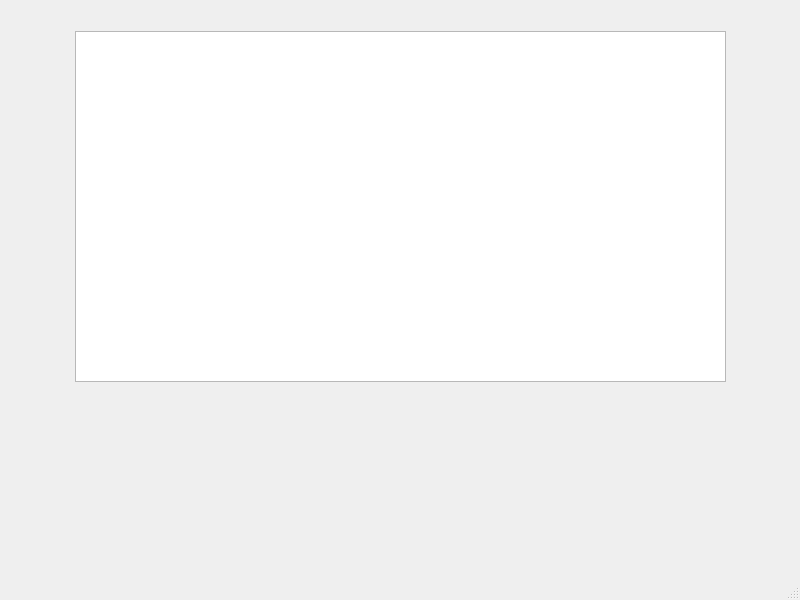
Above: mainwindow.ui from Ivan-Badenhorst/extendable-game-base before the change. Below: the same form after it.
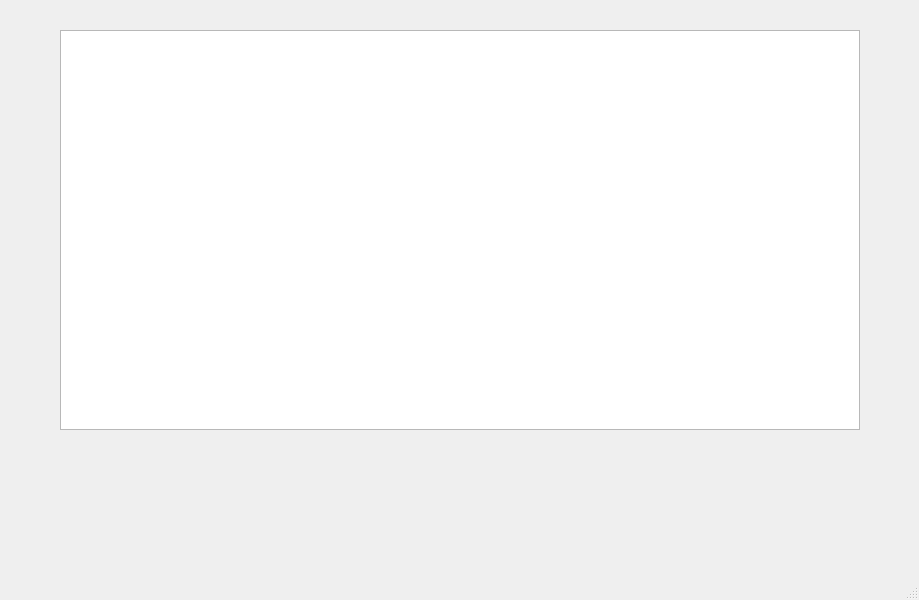
That is the form after the change.

Commit message: adjusted scene to only render enough squares to fill the graphics_scene -> not yet implemented to show the tiles based on protagonist position

The edit to the form file:
```diff
--- a/mainwindow.ui
+++ b/mainwindow.ui
@@ -6,7 +6,7 @@
    <rect>
     <x>0</x>
     <y>0</y>
-    <width>800</width>
+    <width>919</width>
     <height>600</height>
    </rect>
   </property>
@@ -17,17 +17,17 @@
    <widget class="QGraphicsView" name="graphicsView">
     <property name="geometry">
      <rect>
-      <x>75</x>
-      <y>31</y>
-      <width>651</width>
-      <height>351</height>
+      <x>60</x>
+      <y>30</y>
+      <width>800</width>
+      <height>400</height>
      </rect>
     </property>
     <property name="verticalScrollBarPolicy">
-     <enum>Qt::ScrollBarAlwaysOff</enum>
+     <enum>Qt::ScrollBarAsNeeded</enum>
     </property>
     <property name="horizontalScrollBarPolicy">
-     <enum>Qt::ScrollBarAlwaysOff</enum>
+     <enum>Qt::ScrollBarAsNeeded</enum>
     </property>
    </widget>
   </widget>
```
Left out of the diff: 2 changed lines with no effect on the pictures. The commit also changes 1 other file.
